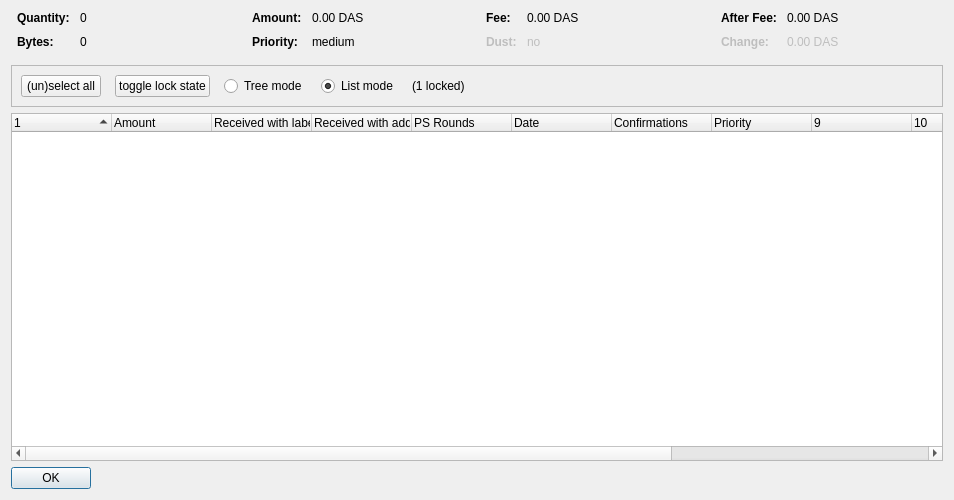
This is src/qt/forms/coincontroldialog.ui in blocksninja/dasx as Qt 5 draws it before an edit. The edited form follows.
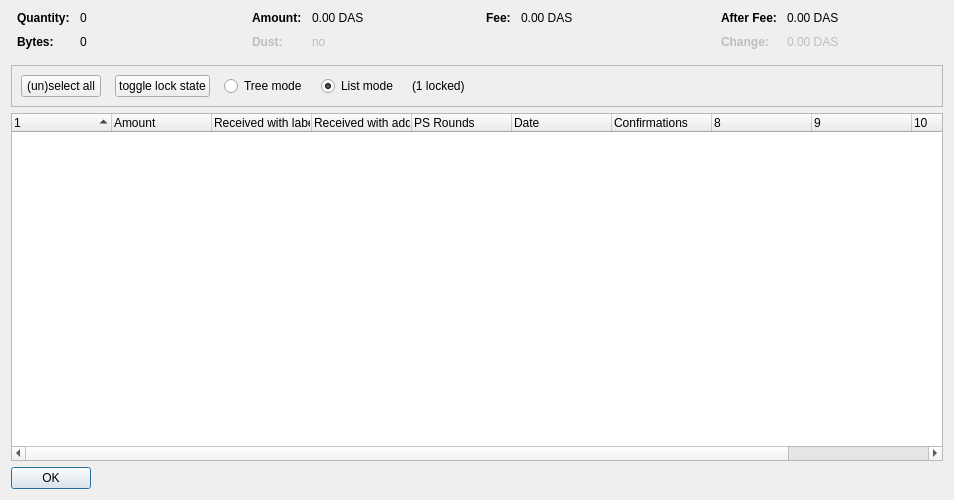
This is the edited form. Custom widgets are drawn as their Qt base class.

Diff of the .ui file:
```diff
--- a/src/qt/forms/coincontroldialog.ui
+++ b/src/qt/forms/coincontroldialog.ui
@@ -140,7 +140,10 @@
         </widget>
        </item>
        <item row="1" column="0">
-        <widget class="QLabel" name="labelCoinControlPriorityText">
+        <widget class="QLabel" name="labelCoinControlLowOutputText">
+         <property name="enabled">
+          <bool>false</bool>
+         </property>
          <property name="font">
           <font>
            <weight>75</weight>
@@ -148,12 +151,15 @@
           </font>
          </property>
          <property name="text">
-          <string>Priority:</string>
+          <string>Dust:</string>
          </property>
         </widget>
        </item>
        <item row="1" column="1">
-        <widget class="QLabel" name="labelCoinControlPriority">
+        <widget class="QLabel" name="labelCoinControlLowOutput">
+         <property name="enabled">
+          <bool>false</bool>
+         </property>
          <property name="cursor">
           <cursorShape>IBeamCursor</cursorShape>
          </property>
@@ -161,7 +167,7 @@
           <enum>Qt::ActionsContextMenu</enum>
          </property>
          <property name="text">
-          <string>medium</string>
+          <string notr="true">no</string>
          </property>
          <property name="textInteractionFlags">
           <set>Qt::LinksAccessibleByMouse|Qt::TextSelectableByKeyboard|Qt::TextSelectableByMouse</set>
@@ -213,41 +219,6 @@
          </property>
         </widget>
        </item>
-       <item row="1" column="0">
-        <widget class="QLabel" name="labelCoinControlLowOutputText">
-         <property name="enabled">
-          <bool>false</bool>
-         </property>
-         <property name="font">
-          <font>
-           <weight>75</weight>
-           <bold>true</bold>
-          </font>
-         </property>
-         <property name="text">
-          <string>Dust:</string>
-         </property>
-        </widget>
-       </item>
-       <item row="1" column="1">
-        <widget class="QLabel" name="labelCoinControlLowOutput">
-         <property name="enabled">
-          <bool>false</bool>
-         </property>
-         <property name="cursor">
-          <cursorShape>IBeamCursor</cursorShape>
-         </property>
-         <property name="contextMenuPolicy">
-          <enum>Qt::ActionsContextMenu</enum>
-         </property>
-         <property name="text">
-          <string>no</string>
-         </property>
-         <property name="textInteractionFlags">
-          <set>Qt::LinksAccessibleByMouse|Qt::TextSelectableByKeyboard|Qt::TextSelectableByMouse</set>
-         </property>
-        </widget>
-       </item>
       </layout>
      </item>
      <item>
@@ -447,7 +418,7 @@
       <bool>false</bool>
      </property>
      <property name="columnCount">
-      <number>13</number>
+      <number>11</number>
      </property>
      <attribute name="headerShowSortIndicator" stdset="0">
       <bool>true</bool>
@@ -493,16 +464,6 @@
        <string>Confirmed</string>
       </property>
      </column>
-     <column>
-      <property name="text">
-       <string>Priority</string>
-      </property>
-     </column>
-     <column>
-      <property name="text">
-       <string/>
-      </property>
-     </column>
      <column>
       <property name="text">
        <string/>
```
